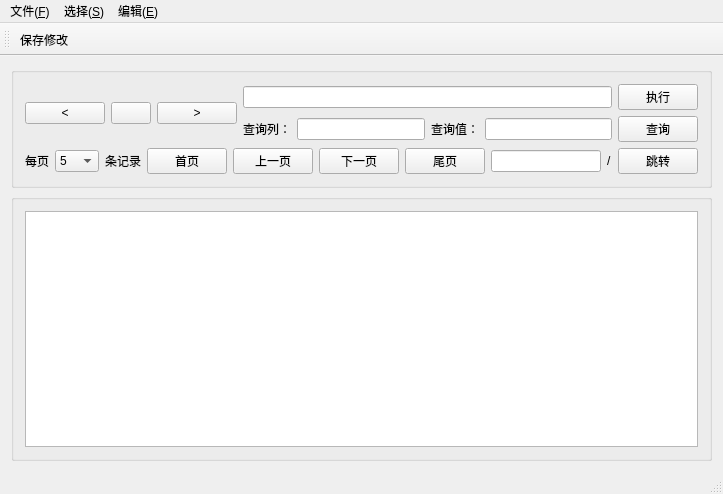
icekittenxx/SKproject_0420, file UI/UI_MainWindow.ui: the form before one commit.
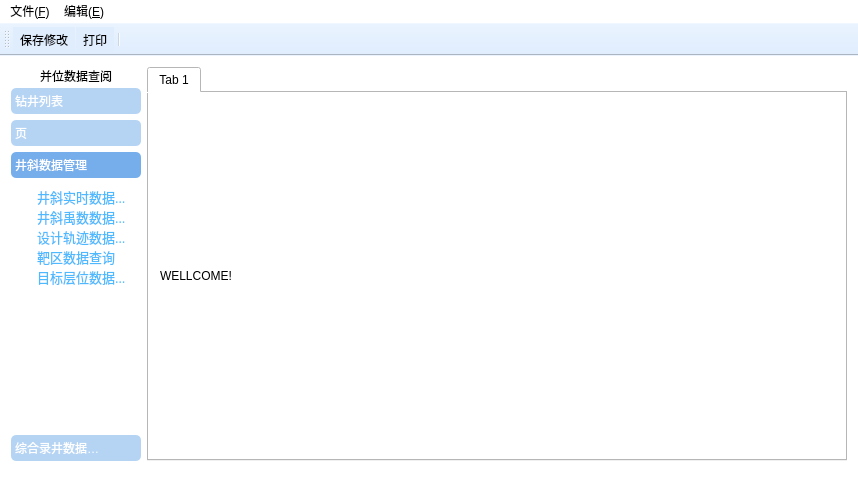
The form after the commit. The open tabs and pages were chosen to show the change. Icons and pictures are not drawn.

```diff
--- a/UI/UI_MainWindow.ui
+++ b/UI/UI_MainWindow.ui
@@ -6,215 +6,467 @@
    <rect>
     <x>0</x>
     <y>0</y>
-    <width>723</width>
+    <width>858</width>
     <height>494</height>
    </rect>
   </property>
   <property name="windowTitle">
    <string>SK数据库向导</string>
   </property>
+  <property name="styleSheet">
+   <string notr="true">background-color: rgb(255, 255, 255);</string>
+  </property>
   <widget class="QWidget" name="CENTRALWIDGET">
-   <layout class="QGridLayout" name="gridLayout_3">
-    <item row="1" column="1">
-     <widget class="QGroupBox" name="GROUPBOX_1">
-      <property name="title">
-       <string/>
+   <layout class="QHBoxLayout" name="horizontalLayout_6">
+    <item>
+     <widget class="QWidget" name="WIDGET_3" native="true">
+      <property name="minimumSize">
+       <size>
+        <width>130</width>
+        <height>0</height>
+       </size>
       </property>
-      <layout class="QGridLayout" name="gridLayout_2">
-       <item row="0" column="0" rowspan="2" colspan="2">
-        <layout class="QHBoxLayout" name="horizontalLayout_3">
-         <item>
-          <widget class="QPushButton" name="BUTTON_TURN_TO_LEFT_TABLE">
-           <property name="text">
-            <string>&lt;</string>
-           </property>
-          </widget>
-         </item>
-         <item>
-          <widget class="QPushButton" name="BUTTON_CURRENT_TABLE_NAME">
-           <property name="text">
-            <string/>
-           </property>
-          </widget>
-         </item>
-         <item>
-          <widget class="QPushButton" name="BUTTON_TURN_TO_RIGHT_TABLE">
-           <property name="text">
-            <string>&gt;</string>
-           </property>
-          </widget>
-         </item>
-        </layout>
-       </item>
-       <item row="0" column="2">
-        <widget class="QLineEdit" name="LINEEDIT_SQLEXCUTE"/>
-       </item>
-       <item row="0" column="3">
-        <widget class="QPushButton" name="BUTTON_EXEC_SQL">
+      <property name="maximumSize">
+       <size>
+        <width>130</width>
+        <height>16777215</height>
+       </size>
+      </property>
+      <property name="styleSheet">
+       <string notr="true"/>
+      </property>
+      <layout class="QVBoxLayout" name="verticalLayout_2">
+       <property name="spacing">
+        <number>3</number>
+       </property>
+       <property name="leftMargin">
+        <number>0</number>
+       </property>
+       <property name="topMargin">
+        <number>0</number>
+       </property>
+       <property name="rightMargin">
+        <number>0</number>
+       </property>
+       <property name="bottomMargin">
+        <number>0</number>
+       </property>
+       <item alignment="Qt::AlignHCenter">
+        <widget class="QLabel" name="LABEL_LEFT_LIST">
          <property name="text">
-          <string>执行</string>
+          <string>并位数据查阅</string>
          </property>
         </widget>
        </item>
-       <item row="1" column="2" colspan="2">
-        <layout class="QHBoxLayout" name="horizontalLayout_5">
-         <item>
-          <widget class="QLabel" name="LABEL_QUERY_COLUMN">
-           <property name="text">
-            <string>查询列：</string>
-           </property>
-          </widget>
-         </item>
-         <item>
-          <widget class="QLineEdit" name="LINEEDIT_QUERY_COLUMN"/>
-         </item>
-         <item>
-          <widget class="QLabel" name="LABEL_QUERY_VALUE">
-           <property name="text">
-            <string>查询值：</string>
-           </property>
-          </widget>
-         </item>
-         <item>
-          <widget class="QLineEdit" name="LINEEDIT_QUERY_VALUE"/>
-         </item>
-         <item>
-          <widget class="QPushButton" name="BUTTON_QUERY">
-           <property name="text">
-            <string>查询</string>
-           </property>
-          </widget>
-         </item>
-        </layout>
-       </item>
-       <item row="2" column="0">
-        <layout class="QHBoxLayout" name="horizontalLayout">
-         <item>
-          <widget class="QLabel" name="LABEL_EREVY_PAGE">
-           <property name="text">
-            <string>每页</string>
-           </property>
-          </widget>
-         </item>
-         <item>
-          <widget class="QComboBox" name="COMBOBOX_PAGE_SIZE">
-           <item>
-            <property name="text">
-             <string>5</string>
-            </property>
-           </item>
-           <item>
-            <property name="text">
-             <string>10</string>
-            </property>
-           </item>
-           <item>
-            <property name="text">
-             <string>20</string>
-            </property>
-           </item>
-           <item>
-            <property name="text">
-             <string>50</string>
-            </property>
-           </item>
-          </widget>
-         </item>
-         <item>
-          <widget class="QLabel" name="LABEL_PAGE_SIZE">
-           <property name="text">
-            <string>条记录</string>
-           </property>
-          </widget>
-         </item>
-        </layout>
-       </item>
-       <item row="2" column="1" colspan="3">
-        <layout class="QHBoxLayout" name="horizontalLayout_2">
-         <item>
-          <widget class="QPushButton" name="BUTTON_FIRST_PAGE">
-           <property name="text">
-            <string>首页</string>
-           </property>
-          </widget>
-         </item>
-         <item>
-          <widget class="QPushButton" name="BUTTON_PREVIOUS_PAGE">
-           <property name="text">
-            <string>上一页</string>
-           </property>
-          </widget>
-         </item>
-         <item>
-          <widget class="QPushButton" name="BUTTON_NEXT_PAGE">
-           <property name="text">
-            <string>下一页</string>
-           </property>
-          </widget>
-         </item>
-         <item>
-          <widget class="QPushButton" name="BUTTON_LAST_PAGE">
-           <property name="text">
-            <string>尾页</string>
-           </property>
-          </widget>
-         </item>
-         <item>
-          <widget class="QLineEdit" name="LINEEDIT_TURN_PAGE"/>
-         </item>
-         <item>
-          <widget class="QLabel" name="LABEL_TURN_PAGE">
-           <property name="text">
-            <string>/</string>
-           </property>
-          </widget>
-         </item>
-         <item>
-          <widget class="QPushButton" name="BUTTON_TURN_PAGE">
-           <property name="text">
-            <string>跳转</string>
-           </property>
-          </widget>
-         </item>
-        </layout>
-       </item>
-      </layout>
-     </widget>
-    </item>
-    <item row="0" column="0">
-     <layout class="QHBoxLayout" name="horizontalLayout_4"/>
-    </item>
-    <item row="2" column="1">
-     <widget class="QGroupBox" name="GROUPBOX_2">
-      <property name="title">
-       <string/>
-      </property>
-      <layout class="QGridLayout" name="gridLayout">
-       <item row="0" column="0">
-        <widget class="QTableView" name="TABLEVIEW">
+       <item>
+        <widget class="QToolBox" name="TOOLBOX_LEFT_LIST">
+         <property name="sizePolicy">
+          <sizepolicy hsizetype="Expanding" vsizetype="Expanding">
+           <horstretch>0</horstretch>
+           <verstretch>0</verstretch>
+          </sizepolicy>
+         </property>
+         <property name="minimumSize">
+          <size>
+           <width>130</width>
+           <height>0</height>
+          </size>
+         </property>
          <property name="styleSheet">
-          <string notr="true">QTableView::item:selected
-{
-    color:black;
-    background-color:white;
+          <string notr="true">/*Toolbox tab*/
+QToolBox::tab {
+background: rgba(20, 117, 221, 80);
+border-radius: 5px;
+font: 9pt &quot;微软雅黑&quot;;
+color: white;
+}
+QToolBox::tab:selected {
+background: rgba(20, 117, 221, 150);
+font: 75 italic 9pt &quot;微软雅黑&quot;;
+color: white;
 }</string>
          </property>
+         <property name="currentIndex">
+          <number>0</number>
+         </property>
+         <widget class="QWidget" name="PAGE_ONE">
+          <property name="geometry">
+           <rect>
+            <x>0</x>
+            <y>0</y>
+            <width>130</width>
+            <height>278</height>
+           </rect>
+          </property>
+          <attribute name="label">
+           <string>钻井列表</string>
+          </attribute>
+          <layout class="QVBoxLayout" name="verticalLayout_7">
+           <property name="spacing">
+            <number>3</number>
+           </property>
+           <property name="leftMargin">
+            <number>3</number>
+           </property>
+           <property name="topMargin">
+            <number>3</number>
+           </property>
+           <property name="rightMargin">
+            <number>3</number>
+           </property>
+           <property name="bottomMargin">
+            <number>3</number>
+           </property>
+           <item>
+            <widget class="QListWidget" name="LISTWIDGET_ONE">
+             <item>
+              <property name="text">
+               <string>gaslog</string>
+              </property>
+             </item>
+             <item>
+              <property name="text">
+               <string>well</string>
+              </property>
+             </item>
+             <item>
+              <property name="text">
+               <string>well_basic</string>
+              </property>
+             </item>
+             <item>
+              <property name="text">
+               <string>4</string>
+              </property>
+             </item>
+            </widget>
+           </item>
+          </layout>
+         </widget>
+         <widget class="QWidget" name="page">
+          <property name="geometry">
+           <rect>
+            <x>0</x>
+            <y>0</y>
+            <width>130</width>
+            <height>278</height>
+           </rect>
+          </property>
+          <attribute name="label">
+           <string>页</string>
+          </attribute>
+         </widget>
+         <widget class="QWidget" name="page_5">
+          <property name="geometry">
+           <rect>
+            <x>0</x>
+            <y>0</y>
+            <width>130</width>
+            <height>278</height>
+           </rect>
+          </property>
+          <attribute name="label">
+           <string>井斜数据管理</string>
+          </attribute>
+          <layout class="QVBoxLayout" name="verticalLayout_8">
+           <property name="leftMargin">
+            <number>3</number>
+           </property>
+           <property name="topMargin">
+            <number>3</number>
+           </property>
+           <property name="rightMargin">
+            <number>3</number>
+           </property>
+           <property name="bottomMargin">
+            <number>3</number>
+           </property>
+           <item>
+            <widget class="QTreeWidget" name="treeWidget_4">
+             <property name="palette">
+              <palette>
+               <active>
+                <colorrole role="Button">
+                 <brush brushstyle="SolidPattern">
+                  <color alpha="0">
+                   <red>0</red>
+                   <green>0</green>
+                   <blue>0</blue>
+                  </color>
+                 </brush>
+                </colorrole>
+                <colorrole role="Base">
+                 <brush brushstyle="NoBrush">
+                  <color alpha="255">
+                   <red>0</red>
+                   <green>0</green>
+                   <blue>0</blue>
+                  </color>
+                 </brush>
+                </colorrole>
+                <colorrole role="Window">
+                 <brush brushstyle="SolidPattern">
+                  <color alpha="0">
+                   <red>0</red>
+                   <green>0</green>
+                   <blue>0</blue>
+                  </color>
+                 </brush>
+                </colorrole>
+               </active>
+               <inactive>
+                <colorrole role="Button">
+                 <brush brushstyle="SolidPattern">
+                  <color alpha="0">
+                   <red>0</red>
+                   <green>0</green>
+                   <blue>0</blue>
+                  </color>
+                 </brush>
+                </colorrole>
+                <colorrole role="Base">
+                 <brush brushstyle="NoBrush">
+                  <color alpha="255">
+                   <red>0</red>
+                   <green>0</green>
+                   <blue>0</blue>
+                  </color>
+                 </brush>
+                </colorrole>
+                <colorrole role="Window">
+                 <brush brushstyle="SolidPattern">
+                  <color alpha="0">
+                   <red>0</red>
+                   <green>0</green>
+                   <blue>0</blue>
+                  </color>
+                 </brush>
+                </colorrole>
+               </inactive>
+               <disabled>
+                <colorrole role="Button">
+                 <brush brushstyle="SolidPattern">
+                  <color alpha="0">
+                   <red>0</red>
+                   <green>0</green>
+                   <blue>0</blue>
+                  </color>
+                 </brush>
+                </colorrole>
+                <colorrole role="Base">
+                 <brush brushstyle="NoBrush">
+                  <color alpha="255">
+                   <red>0</red>
+                   <green>0</green>
+                   <blue>0</blue>
+                  </color>
+                 </brush>
+                </colorrole>
+                <colorrole role="Window">
+                 <brush brushstyle="SolidPattern">
+                  <color alpha="0">
+                   <red>0</red>
+                   <green>0</green>
+                   <blue>0</blue>
+                  </color>
+                 </brush>
+                </colorrole>
+               </disabled>
+              </palette>
+             </property>
+             <property name="font">
+              <font>
+               <family>微软雅黑</family>
+               <pointsize>10</pointsize>
+               <weight>50</weight>
+               <italic>false</italic>
+               <bold>false</bold>
+              </font>
+             </property>
+             <property name="styleSheet">
+              <string notr="true">QWidget{
+background:transparent;
+font: 10pt &quot;微软雅黑&quot;;}
+
+QTreeWidget::item
+{
+	color: rgb(79, 185, 255);
+}
+
+QTreeView::item:hover 
+{
+	background-color: rgb(84, 210, 255);
+	border: 1px solid #bfcde4;
+	color: rgb(255, 255, 255);
+}
+    
+QTreeView::item:selected
+{
+	color: rgb(255, 255, 255);
+	background-color: rgb(20, 117, 221, 150);
+}
+
+QTreeView::item:selected:!active 
+{
+	background-color: rgb(79,166,0);
+}
+</string>
+             </property>
+             <property name="frameShape">
+              <enum>QFrame::NoFrame</enum>
+             </property>
+             <property name="frameShadow">
+              <enum>QFrame::Plain</enum>
+             </property>
+             <property name="midLineWidth">
+              <number>0</number>
+             </property>
+             <property name="verticalScrollBarPolicy">
+              <enum>Qt::ScrollBarAlwaysOff</enum>
+             </property>
+             <property name="horizontalScrollBarPolicy">
+              <enum>Qt::ScrollBarAlwaysOff</enum>
+             </property>
+             <property name="sizeAdjustPolicy">
+              <enum>QAbstractScrollArea::AdjustToContents</enum>
+             </property>
+             <attribute name="headerVisible">
+              <bool>false</bool>
+             </attribute>
+             <attribute name="headerCascadingSectionResizes">
+              <bool>false</bool>
+             </attribute>
+             <attribute name="headerHighlightSections">
+              <bool>false</bool>
+             </attribute>
+             <attribute name="headerShowSortIndicator" stdset="0">
+              <bool>false</bool>
+             </attribute>
+             <column>
+              <property name="text">
+               <string>222222</string>
+              </property>
+              <property name="toolTip">
+               <string>1</string>
+              </property>
+              <property name="statusTip">
+               <string>2</string>
+              </property>
+              <property name="whatsThis">
+               <string>3</string>
+              </property>
+              <property name="textAlignment">
+               <set>AlignLeft|AlignVCenter</set>
+              </property>
+             </column>
+             <item>
+              <property name="text">
+               <string>井斜实时数据查询</string>
+              </property>
+             </item>
+             <item>
+              <property name="text">
+               <string>井斜禹数数据查询</string>
+              </property>
+             </item>
+             <item>
+              <property name="text">
+               <string>设计轨迹数据查询</string>
+              </property>
+             </item>
+             <item>
+              <property name="text">
+               <string>靶区数据查询</string>
+              </property>
+             </item>
+             <item>
+              <property name="text">
+               <string>目标层位数据查询</string>
+              </property>
+             </item>
+            </widget>
+           </item>
+          </layout>
+         </widget>
+         <widget class="QWidget" name="page_6">
+          <property name="geometry">
+           <rect>
+            <x>0</x>
+            <y>0</y>
+            <width>130</width>
+            <height>278</height>
+           </rect>
+          </property>
+          <attribute name="label">
+           <string>综合录井数据管理</string>
+          </attribute>
+         </widget>
         </widget>
        </item>
       </layout>
      </widget>
     </item>
+    <item>
+     <layout class="QHBoxLayout" name="horizontalLayout_4">
+      <item>
+       <widget class="QTabWidget" name="TABWIDGET">
+        <property name="styleSheet">
+         <string notr="true">background-color: rgba(255, 255, 255， 0);</string>
+        </property>
+        <property name="currentIndex">
+         <number>0</number>
+        </property>
+        <widget class="QWidget" name="TAB_1">
+         <property name="styleSheet">
+          <string notr="true"/>
+         </property>
+         <attribute name="title">
+          <string>Tab 1</string>
+         </attribute>
+         <layout class="QVBoxLayout" name="verticalLayout">
+          <item>
+           <widget class="QLabel" name="label">
+            <property name="text">
+             <string>WELLCOME!</string>
+            </property>
+           </widget>
+          </item>
+         </layout>
+        </widget>
+       </widget>
+      </item>
+     </layout>
+    </item>
    </layout>
   </widget>
+  <widget class="QToolBar" name="MAINTOOLBAR">
+   <property name="styleSheet">
+    <string notr="true">background-color: rgb(224, 237, 253);
+</string>
+   </property>
+   <attribute name="toolBarArea">
+    <enum>TopToolBarArea</enum>
+   </attribute>
+   <attribute name="toolBarBreak">
+    <bool>false</bool>
+   </attribute>
+   <addaction name="ACTION_SAVE_2"/>
+   <addaction name="ACTION_PRINT_2"/>
+   <addaction name="separator"/>
+  </widget>
+  <widget class="QStatusBar" name="STATUSBAR"/>
   <widget class="QMenuBar" name="MENUBAR">
    <property name="geometry">
     <rect>
      <x>0</x>
      <y>0</y>
-     <width>723</width>
+     <width>858</width>
      <height>23</height>
     </rect>
    </property>
+   <property name="styleSheet">
+    <string notr="true"/>
+   </property>
    <widget class="QMenu" name="MENU_F">
     <property name="title">
      <string>文件(&amp;F)</string>
@@ -224,12 +476,6 @@
     <addaction name="separator"/>
     <addaction name="ACTION_PRINT"/>
    </widget>
-   <widget class="QMenu" name="MENU_S">
-    <property name="title">
-     <string>选择(&amp;S)</string>
-    </property>
-    <addaction name="ACTION_SELECT_TABLE"/>
-   </widget>
    <widget class="QMenu" name="MENU_E">
     <property name="title">
      <string>编辑(&amp;E)</string>
@@ -245,19 +491,8 @@
     <addaction name="ACTION_DELETEALL"/>
    </widget>
    <addaction name="MENU_F"/>
-   <addaction name="MENU_S"/>
    <addaction name="MENU_E"/>
   </widget>
-  <widget class="QToolBar" name="MAINTOOLBAR">
-   <attribute name="toolBarArea">
-    <enum>TopToolBarArea</enum>
-   </attribute>
-   <attribute name="toolBarBreak">
-    <bool>false</bool>
-   </attribute>
-   <addaction name="ACTION_SAVE_2"/>
-  </widget>
-  <widget class="QStatusBar" name="STATUSBAR"/>
   <action name="ACTION_SELECT_TABLE">
    <property name="text">
     <string>选择表项</string>
@@ -352,6 +587,15 @@
     <string>保存修改</string>
    </property>
   </action>
+  <action name="ACTION_PRINT_2">
+   <property name="icon">
+    <iconset resource="../RES/RES.qrc">
+     <normaloff>:/menu_bar/images/print.gif</normaloff>:/menu_bar/images/print.gif</iconset>
+   </property>
+   <property name="text">
+    <string>打印</string>
+   </property>
+  </action>
  </widget>
  <layoutdefault spacing="6" margin="11"/>
  <resources>
```
Left out of the diff: 4 changed lines with no effect on the pictures.
